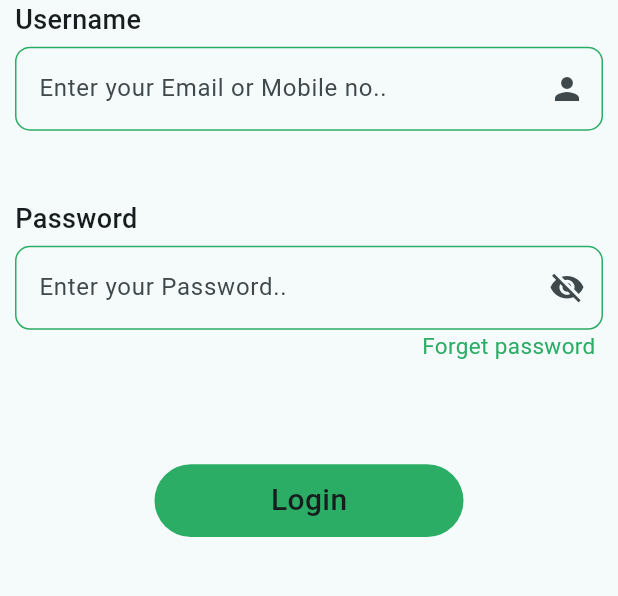
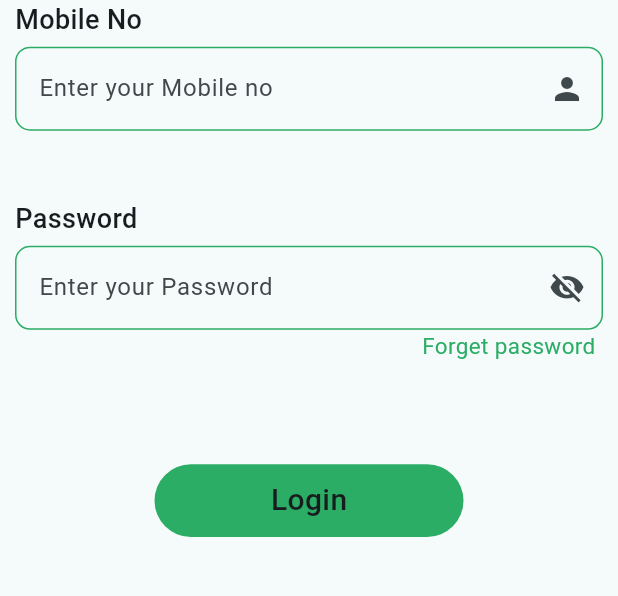
Before and after one commit to umangk007/ticket_resolver_system, a Flutter app: the screen it shows after launch, on a phone screen of 412 x 824 dp, the part 353-949 px from its top. Run offline on Flutter 3.47's test engine with Material 2 defaults, Android fonts, the phone set to English and light mode, and no system bars; our stand-ins replace shared_preferences, signature.

```diff
--- a/lib/screens/login_screen.dart
+++ b/lib/screens/login_screen.dart
@@ -45,7 +45,7 @@ class _LoginScreenState extends State<LoginScreen> {
                     color: const Color.fromARGB(255, 255, 255, 255),
                     child: Image.asset("assets/images/logo.jpg"),
                   ),
-                  const Text("Username",
+                  const Text("Mobile No",
                       style:
                           TextStyle(fontSize: 18, fontWeight: FontWeight.w500)),
                   const SizedBox(
@@ -64,7 +64,7 @@ class _LoginScreenState extends State<LoginScreen> {
                       border: OutlineInputBorder(
                         borderRadius: BorderRadius.circular(10),
                       ),
-                      hintText: "Enter your Email or Mobile no..",
+                      hintText: "Enter your Mobile no",
                       hintStyle: const TextStyle(fontWeight: FontWeight.normal),
                       suffixIcon: (usernameEmpty)
                           ? const Icon(Icons.person)
@@ -76,10 +76,10 @@ class _LoginScreenState extends State<LoginScreen> {
                               },
                               icon: const Icon(Icons.cancel_sharp)),
                     ),
-                    keyboardType: TextInputType.emailAddress,
+                    keyboardType: TextInputType.phone,
                     validator: (value) {
                       if (value!.isEmpty) {
-                        return "Please enter username";
+                        return "Please enter Mobile No";
                       } else {
                         return null;
                       }
@@ -108,7 +108,7 @@ class _LoginScreenState extends State<LoginScreen> {
                       border: OutlineInputBorder(
                         borderRadius: BorderRadius.circular(10),
                       ),
-                      hintText: "Enter your Password..",
+                      hintText: "Enter your Password",
                       hintStyle: const TextStyle(fontWeight: FontWeight.normal),
                       suffixIcon: (showPassword)
                           ? IconButton(
```
